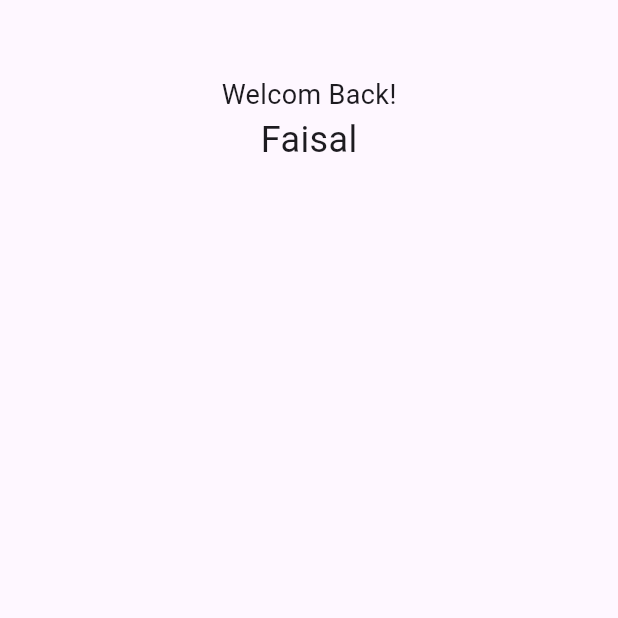
After one commit to faisal-abdelnase/todoist, a Flutter app: the TasksPage screen opened directly, on a phone screen of 412 x 824 dp, the top half of it. The commit adds this screen. Run offline on Flutter 3.47's test engine with Material 3 defaults, Android fonts, the phone set to English and light mode, and no system bars.

Commit message:
add colors file

```diff
--- /dev/null
+++ b/lib/features/add_task/presentation/view/add_task_page.dart
@@ -0,0 +1,27 @@
+import 'package:flutter/material.dart';
+
+class TasksPage extends StatelessWidget {
+  const TasksPage({super.key});
+
+  @override
+  Widget build(BuildContext context) {
+    return const Scaffold(
+      body: Padding(
+        padding: EdgeInsets.only(top: 50),
+        child: Center(
+          child: Column(
+            children: [
+              Text("Welcom Back!",
+              style: TextStyle(
+                fontSize: 18
+              ),),
+              Text("Faisal",
+              style: TextStyle(
+                fontSize: 24
+              ),),
+            ],),
+        ),
+      ),
+    );
+  }
+}
--- a/lib/features/register_using_name/presentation/view/register_page.dart
+++ b/lib/features/register_using_name/presentation/view/register_page.dart
@@ -1,5 +1,6 @@
 import 'package:flutter/material.dart';
 import 'package:flutter/widgets.dart';
+import 'package:todoist/features/add_task/presentation/view/add_task_page.dart';
 
 class RegisterPage extends StatefulWidget {
   const RegisterPage({super.key});
@@ -68,12 +69,13 @@ class _RegisterPageState extends State<RegisterPage> {
 
                   ElevatedButton(
                     style: ElevatedButton.styleFrom(
-                      minimumSize: Size(100, 50),
+                      minimumSize: const Size(100, 50),
                       backgroundColor: const Color(0xffC92120),
                     ),
                     onPressed: (){
                       if (formkey.currentState?.validate() ?? false) {
-
+                        Navigator.of(context).pushReplacement(
+                          MaterialPageRoute(builder: (context) => const TasksPage()));
                       }
                     },
                     child: const Text("register",
```
Also changed, not shown: lib/core/utils/colors.dart (added, +9 -0 lines).
